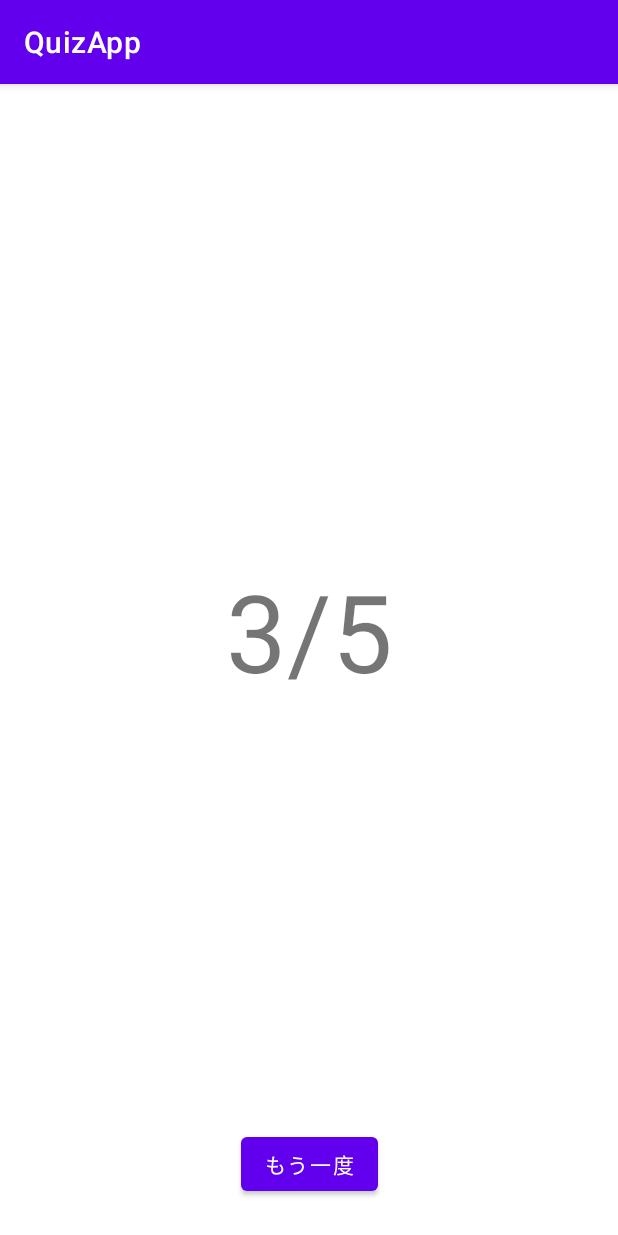
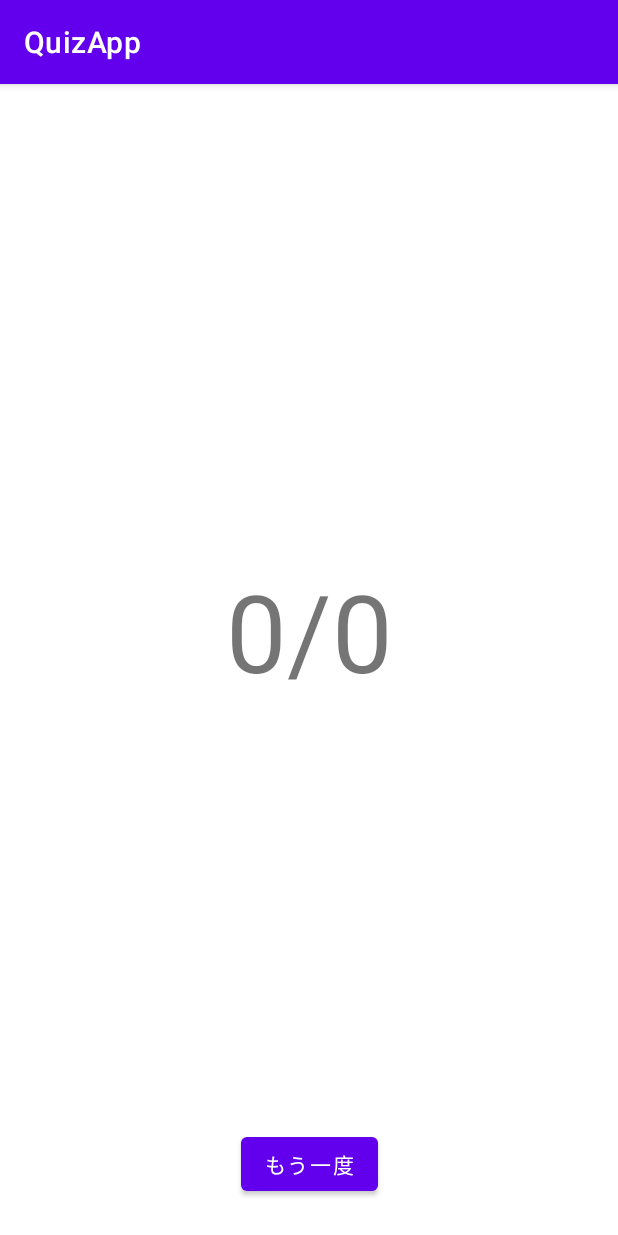
Before and after one commit to Ochiai-Yuta/QuQuizApp, an Android app: the EndActivity screen opened directly, with no data from a screen before it, on a phone screen of 412 x 824 dp. Run offline under Robolectric (Android 15) with nearby library versions, the phone set to English and light mode, and no system bars.

Commit message:
クイズアプリの基本型の完成

```diff
--- a/app/src/main/java/com/example/quizapp/EndActivity.java
+++ b/app/src/main/java/com/example/quizapp/EndActivity.java
@@ -5,6 +5,7 @@ import androidx.appcompat.app.AppCompatActivity;
 import android.content.Intent;
 import android.os.Bundle;
 import android.view.View;
+import android.widget.TextView;
 
 public class EndActivity extends AppCompatActivity {
 
@@ -12,6 +13,17 @@ public class EndActivity extends AppCompatActivity {
     protected void onCreate(Bundle savedInstanceState) {
         super.onCreate(savedInstanceState);
         setContentView(R.layout.activity_end);
+
+        //問題数、正答数を取得
+        Intent intent = getIntent();
+        int total = intent.getIntExtra("TOTAL_NUMBER", 0);
+        int correct = intent.getIntExtra("NUMBER_OF_CORRECT_ANSWER", 0);
+
+        //結果を表示
+        TextView v = findViewById(R.id.resultText);
+        String numberText;
+        numberText = correct + "/" + total;
+        v.setText(numberText);
     }
 
     //戻るボタンの無効化
@@ -22,6 +34,8 @@ public class EndActivity extends AppCompatActivity {
     /**もう一度ボタンをタップされたときの挙動**/
     public void tapAgainButton(View view){
         Intent intent = new Intent(this, MainActivity.class);
+        //2回目以降であることをMainActivityに知らせる
+        intent.putExtra("PLURAL", true);
         //end画面に切り替え
         startActivity(intent);
     }
```
Also changed, not shown: app/src/main/java/com/example/quizapp/MainActivity.java (+30 -24 lines), app/src/main/java/com/example/quizapp/QuizActivity.java (+29 -13 lines).
